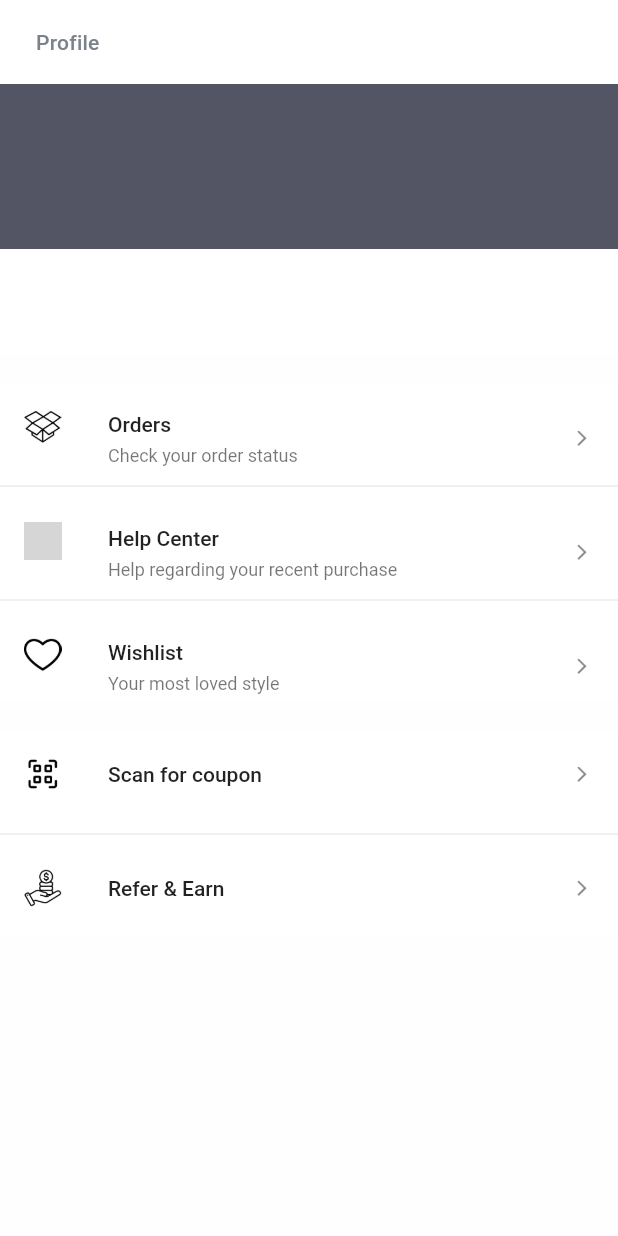
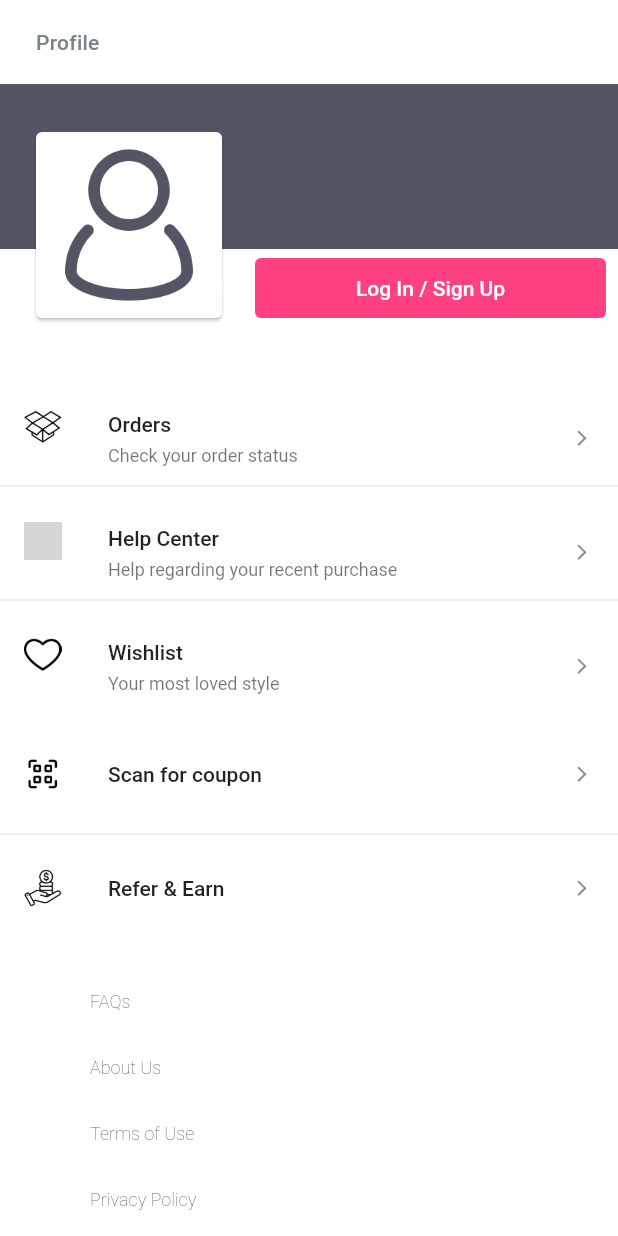
Before and after one commit to Chamidilshan/Shopping-App, a Flutter app: the ProfilePage screen opened directly, on a phone screen of 412 x 824 dp. Run offline on Flutter 3.47's test engine with Material 2 defaults, Android fonts, the light colour scheme and no system bars; our stand-ins replace get; grey boxes are pictures that could not be loaded.

Commit message:
added header and footer widget for profile page

```diff
--- a/lib/screens/profile_no_login.dart
+++ b/lib/screens/profile_no_login.dart
@@ -1,5 +1,6 @@
 import 'package:flutter/material.dart';
 import 'package:shopping_app/constants/constants.dart';
+import 'package:shopping_app/widgets/profile_content.dart';
 import 'package:shopping_app/widgets/profile_item.dart';
 
 class ProdileNoLoginPage extends StatelessWidget {
@@ -11,7 +12,9 @@ class ProdileNoLoginPage extends StatelessWidget {
       children: [
         Container(
           height: 180.0,
-          child: Column(
+          child: Stack(
+            children: [
+              Column(
                 children: [
                   Container(
                     height: 110.0,
@@ -20,6 +23,37 @@ class ProdileNoLoginPage extends StatelessWidget {
                   Container(
                     height: 70.0,
                     color: Colors.white,
+                  )
+                ],
+              ),
+              Positioned(
+                bottom: 20.0,
+                left: 20.0,
+                child: Container(
+                  height: 132.0,
+                  width: 132.0,
+                  child: Container(
+                    child: Card(
+                      child: Image.asset('assets/images/profile.png', color: bgNewColor,),
+                    ),
+                  ),
+                ),
+              ),
+              Positioned(
+                bottom: 20.0,
+                left: 170.0,
+                child: ElevatedButton(
+                  style: ButtonStyle(
+                    elevation: MaterialStateProperty.all(0),
+                    backgroundColor: MaterialStateProperty.all(Colors.pinkAccent)
+                  ),
+                    onPressed: () {},
+                    child: Container(
+                      height: 40.0,
+                      width: MediaQuery.of(context).size.width -210,
+                        child: Center(child: Text('Log In / Sign Up'))
+                    )
+                ),
               )
             ],
           ),
@@ -71,6 +105,20 @@ class ProdileNoLoginPage extends StatelessWidget {
               ),
             ],
           ),
+        ),
+        SizedBox(
+          height: 22.0,
+        ),
+        FooterContent(),
+        SizedBox(
+          height: 28.0,
+        ),
+        Text(
+          'APP VERSION 0.0.1',
+          style: Theme.of(context).textTheme.overline,
+        ),
+        SizedBox(
+          height: 60.0,
         )
       ],
     );
--- a/lib/screens/profile_page.dart
+++ b/lib/screens/profile_page.dart
@@ -24,7 +24,9 @@ class _ProfilePageState extends State<ProfilePage> {
         elevation: 0,
         backgroundColor: Colors.white,
       ),
-      body: ProdileNoLoginPage(),
+      body: SingleChildScrollView(
+          child: ProdileNoLoginPage()
+      ),
     );
   }
 }
--- /dev/null
+++ b/lib/widgets/profile_content.dart
@@ -0,0 +1,18 @@
+import 'package:flutter/material.dart';
+import 'package:shopping_app/widgets/text_button.dart';
+
+class FooterContent extends StatelessWidget {
+  const FooterContent({Key? key}) : super(key: key);
+
+  @override
+  Widget build(BuildContext context) {
+    return Column(
+      children: [
+        TextNewButton(text: 'FAQs'),
+        TextNewButton(text: 'About Us'),
+        TextNewButton(text: 'Terms of Use'),
+        TextNewButton(text: 'Privacy Policy'),
+      ],
+    );
+  }
+}
--- /dev/null
+++ b/lib/widgets/text_button.dart
@@ -0,0 +1,22 @@
+import 'package:flutter/material.dart';
+
+class TextNewButton extends StatelessWidget {
+  const TextNewButton({Key? key, required this.text}) : super(key: key);
+  final String text;
+
+  @override
+  Widget build(BuildContext context) {
+    return InkWell(
+      onTap: () {},
+      child: Container(
+        color: Colors.white,
+        padding: EdgeInsets.symmetric(vertical: 15.0, horizontal: 60.0),
+        width: MediaQuery.of(context).size.width,
+        child: Text(text, style: TextStyle(
+          fontSize: 12.0,
+          fontWeight: FontWeight.w200,
+        ),),
+      ),
+    );
+  }
+}
```
Lines whose indentation alone changed are shown as unchanged.
